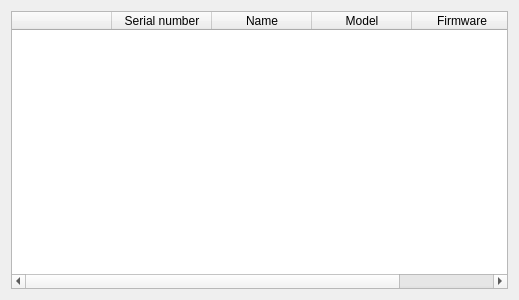
Before: the Qt Designer form qt/ui/deviceswindow.ui in StevenRudenko/WLanAdb, drawn with Qt 5.
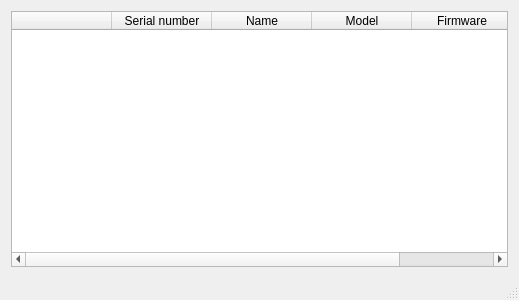
After: the same form once the commit is applied.

Commit message: QT: status messages were added

What changed in the file:
```diff
--- a/qt/ui/deviceswindow.ui
+++ b/qt/ui/deviceswindow.ui
@@ -87,6 +87,7 @@
     </rect>
    </property>
   </widget>
+  <widget class="QStatusBar" name="statusBar"/>
  </widget>
  <layoutdefault spacing="6" margin="11"/>
  <resources/>
```
The commit also changes 1 other file.
